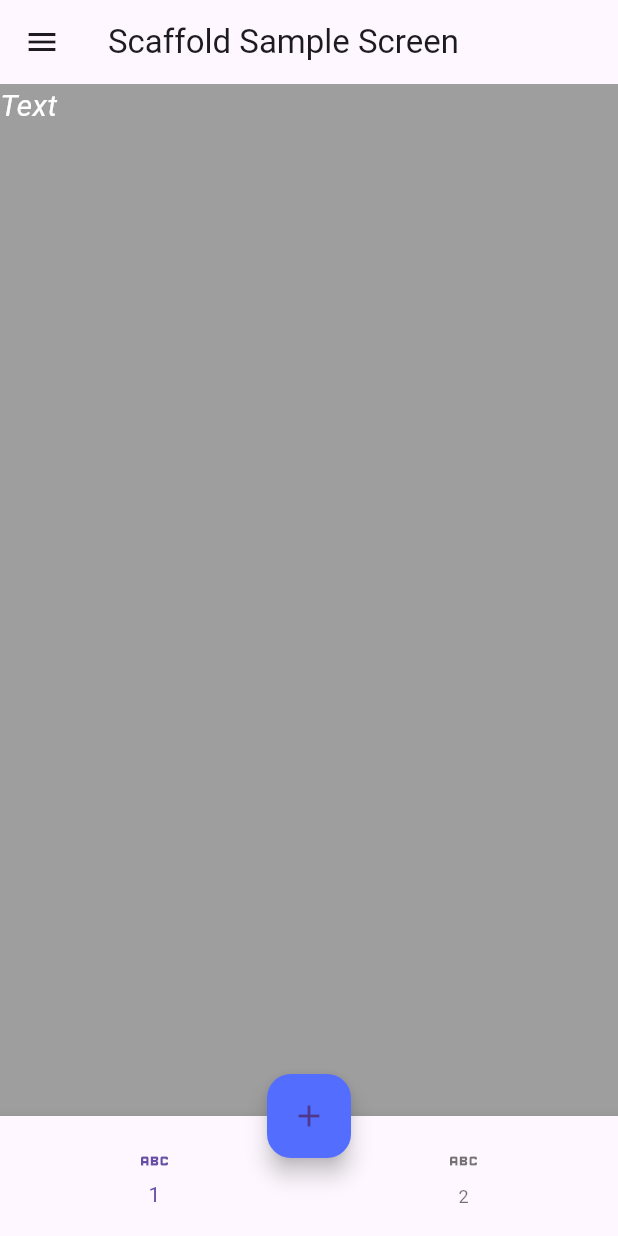
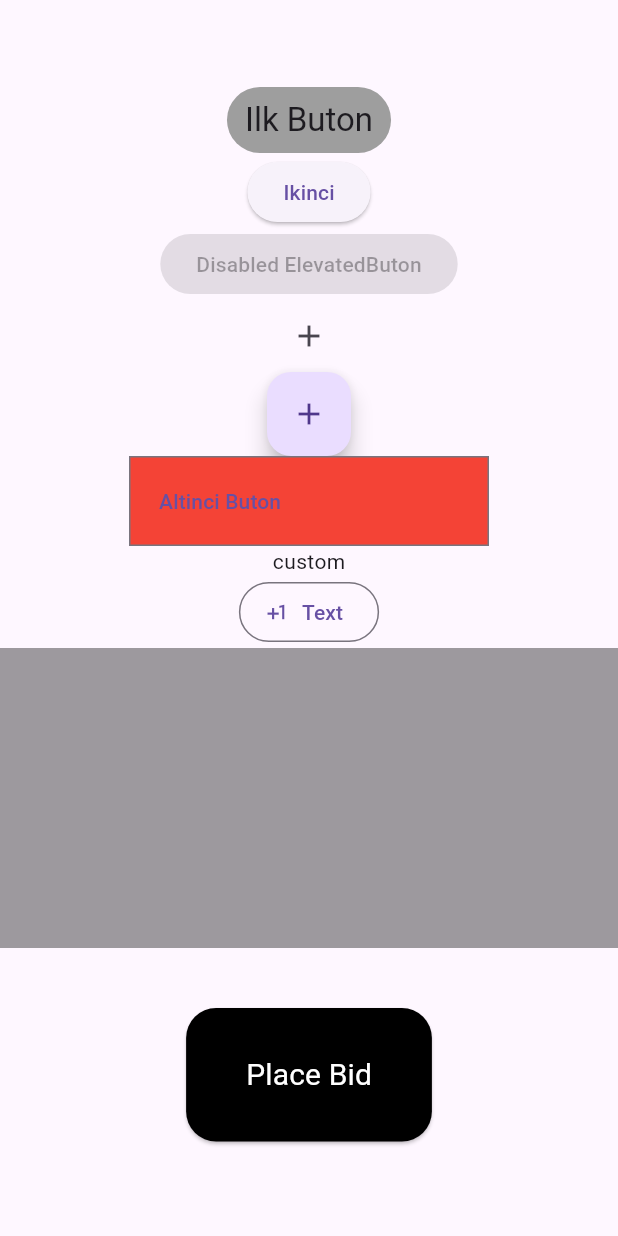
Before and after one commit to huseyin6/My-Flutter-App, a Flutter app: the screen it shows after launch, on a phone screen of 412 x 824 dp. Run offline on Flutter 3.47's test engine with Material 3 defaults, Android fonts, the phone set to English and light mode, and no system bars.

Commit message:
button widget implemented

```diff
--- /dev/null
+++ b/lib/101/button_learn.dart
@@ -0,0 +1,86 @@
+import 'package:flutter/material.dart';
+
+class ButtonLearn extends StatelessWidget {
+  const ButtonLearn({super.key});
+
+  @override
+  Widget build(BuildContext context) {
+    return Scaffold(
+      appBar: AppBar(),
+      body: Column(
+        children: [
+          TextButton(
+              onPressed: () {},
+              // style: ButtonStyle(
+              //     backgroundColor: WidgetStateProperty.all<Color>(Colors.red)),
+              style: ButtonStyle(
+                backgroundColor: WidgetStateProperty.resolveWith((states) {
+                  // Customize button style as states
+                  return states.contains(WidgetState.pressed)
+                      ? Colors.green
+                      : Colors.grey;
+                }),
+              ),
+              child: Text(
+                "Ilk Buton",
+                // style: const TextStyle(color: Colors.red),
+                // Better approach for styling:
+                style: Theme.of(context).textTheme.titleLarge,
+              )),
+          ElevatedButton(onPressed: () {}, child: const Text("Ikinci")),
+          // If you want to disable an ElevatedButon
+          const ElevatedButton(
+              onPressed: null, child: Text("Disabled ElevatedButon")),
+          IconButton(onPressed: () {}, icon: const Icon(Icons.add)),
+          // ctrl + space shows the icon immediately
+          // Icon(Icons.in) then => ctrl + space
+          FloatingActionButton(onPressed: () {}, child: const Icon(Icons.add)),
+          OutlinedButton(
+            onPressed: () {},
+            style: OutlinedButton.styleFrom(
+                backgroundColor: Colors.red,
+                // shape: const RoundedCircleBorder()
+                shape: const RoundedRectangleBorder(),
+                padding: const EdgeInsets.all(20)),
+            child: const SizedBox(width: 200, child: Text("Altinci Buton")),
+          ),
+
+          InkWell(
+            onTap: () {},
+            child: const Text("custom"),
+            // onTapCancel: () {},
+          ),
+
+          OutlinedButton.icon(
+              onPressed: () {},
+              icon: const Icon(Icons.plus_one),
+              label: const Text("Text")),
+
+          Container(height: 200, color: Colors.black38),
+          const SizedBox(height: 40),
+          // Example:
+
+          ElevatedButton(
+              onPressed: () {},
+              style: ElevatedButton.styleFrom(
+                  backgroundColor: Colors.black,
+                  shape: const RoundedRectangleBorder(
+                      borderRadius: BorderRadius.all(Radius.circular(20))),
+                  padding: const EdgeInsets.all(20)),
+              child: const Padding(
+                padding:
+                    EdgeInsets.only(top: 10, bottom: 10, right: 20, left: 20),
+                child: Text(
+                  "Place Bid",
+                  // style: Theme.of(context).textTheme.headlineMedium,
+                  style: TextStyle(
+                      color: Colors.white,
+                      fontWeight: FontWeight.w400,
+                      fontSize: 20),
+                ),
+              )),
+        ],
+      ),
+    );
+  }
+}
--- a/lib/main.dart
+++ b/lib/main.dart
@@ -1,8 +1,9 @@
 import 'package:flutter/material.dart';
-import 'package:flutter_application_1/101/scaffold_learn.dart';
 
+// import 'package:flutter_application_1/101/text_learn_view.dart';
 // import 'package:flutter_application_1/101/container_sized_box_learn.dart';
-// import 'package:flutter_application_1/101/text_learn_view.dart';
+// import 'package:flutter_application_1/101/scaffold_learn.dart';
+import 'package:flutter_application_1/101/button_learn.dart';
 
 void main() {
   runApp(const MyApp());
@@ -17,7 +18,7 @@ class MyApp extends StatelessWidget {
     return MaterialApp(
       title: 'Flutter Demo',
       theme: ThemeData.light(),
-      home: const ScaffoldLearn(),
+      home: const ButtonLearn(),
     );
   }
 }
```
